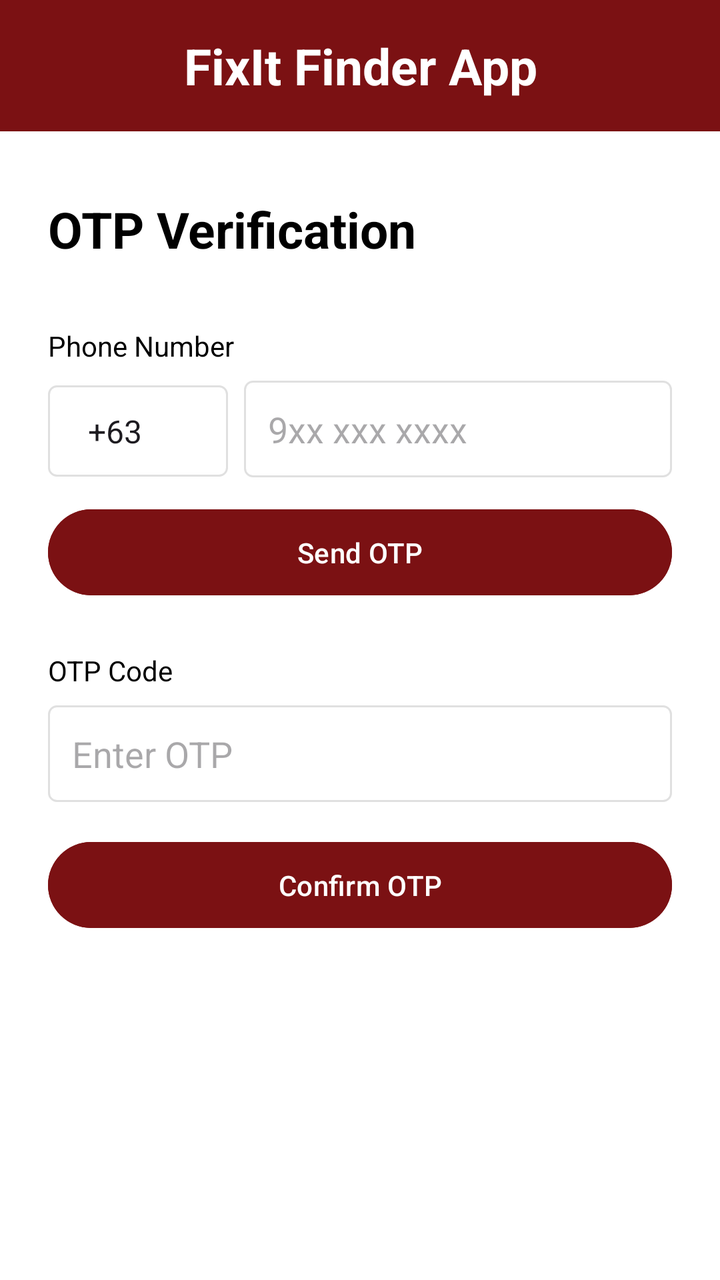
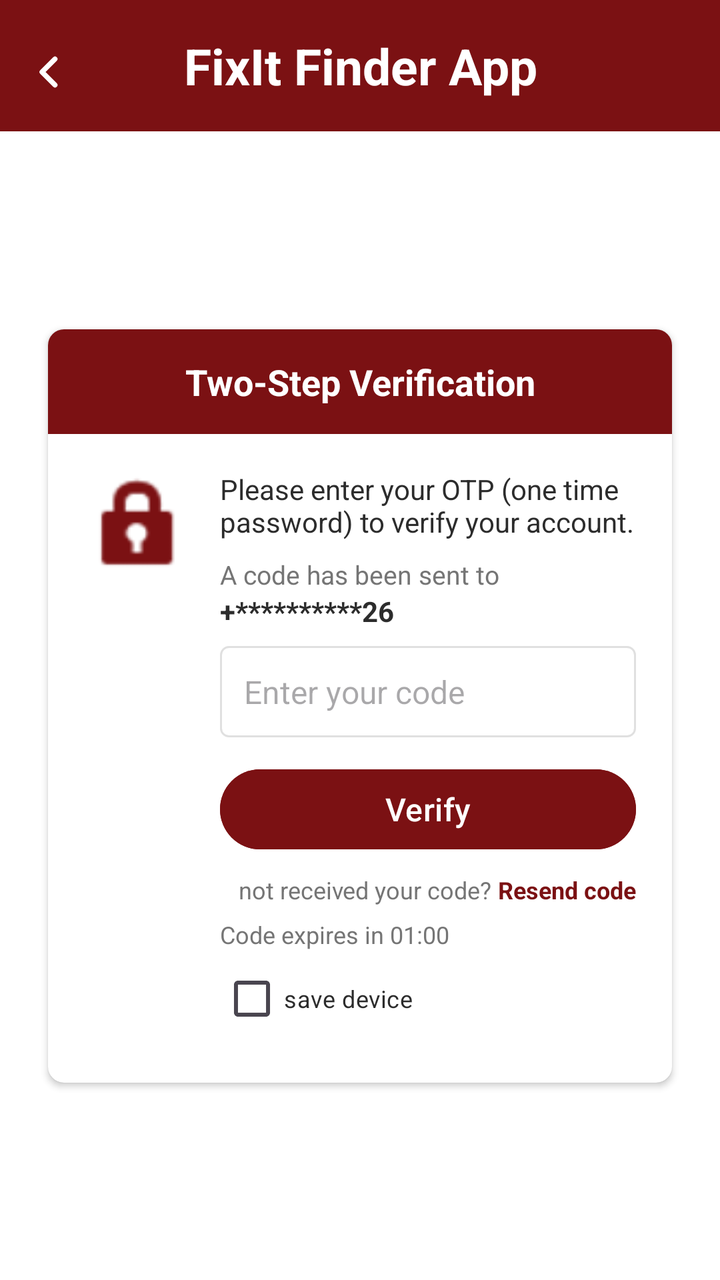

Before-and-after screenshots of an Android layout around one commit, followed by the original layout XML and the change that was made.
<!-- AndroidManifest.xml: application theme Theme.FixItFinderApp -->
<!-- res/layout/activity_otp.xml -->
<?xml version="1.0" encoding="utf-8"?>
<androidx.constraintlayout.widget.ConstraintLayout
    xmlns:android="http://schemas.android.com/apk/res/android"
    xmlns:app="http://schemas.android.com/apk/res-auto"
    android:layout_width="match_parent"
    android:layout_height="match_parent"
    android:background="@android:color/white">

    
    <TextView
        android:id="@+id/tvAppTitle"
        android:layout_width="match_parent"
        android:layout_height="wrap_content"
        android:text="FixIt Finder App"
        android:textSize="25sp"
        android:textStyle="bold"
        android:textColor="@color/white"
        android:background="@color/color_primary"
        android:padding="16dp"
        android:gravity="center"
        app:layout_constraintTop_toTopOf="parent"
        app:layout_constraintStart_toStartOf="parent"
        app:layout_constraintEnd_toEndOf="parent" />

    <TextView
        android:id="@+id/tvPageTitle"
        android:layout_width="wrap_content"
        android:layout_height="wrap_content"
        android:text="OTP Verification"
        android:textSize="25sp"
        android:textStyle="bold"
        android:textColor="@android:color/black"
        android:layout_marginTop="32dp"
        android:layout_marginStart="24dp"
        app:layout_constraintTop_toBottomOf="@+id/tvAppTitle"
        app:layout_constraintStart_toStartOf="parent" />

    <TextView
        android:id="@+id/tvPhoneLabel"
        android:layout_width="wrap_content"
        android:layout_height="wrap_content"
        android:text="Phone Number"
        android:textSize="14sp"
        android:textColor="@android:color/black"
        android:layout_marginTop="32dp"
        android:layout_marginStart="24dp"
        app:layout_constraintTop_toBottomOf="@+id/tvPageTitle"
        app:layout_constraintStart_toStartOf="parent" />

    <LinearLayout
        android:id="@+id/phoneContainer"
        android:layout_width="0dp"
        android:layout_height="wrap_content"
        android:layout_marginTop="8dp"
        android:layout_marginStart="24dp"
        android:layout_marginEnd="24dp"
        android:orientation="horizontal"
        app:layout_constraintTop_toBottomOf="@+id/tvPhoneLabel"
        app:layout_constraintStart_toStartOf="parent"
        app:layout_constraintEnd_toEndOf="parent">

        <Spinner
            android:id="@+id/spinnerCountryCode"
            android:layout_width="90dp"
            android:layout_height="wrap_content"
            android:background="@drawable/edittext_background"
            android:entries="@array/country_codes"
            android:padding="12dp" />

        <EditText
            android:id="@+id/edtPhone"
            android:layout_width="0dp"
            android:layout_height="wrap_content"
            android:layout_marginStart="8dp"
            android:layout_weight="1"
            android:hint="9xx xxx xxxx"
            android:inputType="phone"
            android:padding="12dp"
            android:background="@drawable/edittext_background" />
    </LinearLayout>

    <Button
        android:id="@+id/btnSendOtp"
        android:layout_width="0dp"
        android:layout_height="wrap_content"
        android:text="Send OTP"
        android:textColor="@color/white"
        android:backgroundTint="@color/color_primary"
        android:padding="12dp"
        android:layout_marginTop="12dp"
        android:layout_marginStart="24dp"
        android:layout_marginEnd="24dp"
        app:layout_constraintTop_toBottomOf="@+id/phoneContainer"
        app:layout_constraintStart_toStartOf="parent"
        app:layout_constraintEnd_toEndOf="parent" />

    <TextView
        android:id="@+id/tvOtpLabel"
        android:layout_width="wrap_content"
        android:layout_height="wrap_content"
        android:text="OTP Code"
        android:textSize="14sp"
        android:textColor="@android:color/black"
        android:layout_marginTop="24dp"
        android:layout_marginStart="24dp"
        app:layout_constraintTop_toBottomOf="@+id/btnSendOtp"
        app:layout_constraintStart_toStartOf="parent" />

    <EditText
        android:id="@+id/edtOtp"
        android:layout_width="0dp"
        android:layout_height="wrap_content"
        android:hint="Enter OTP"
        android:inputType="number"
        android:padding="12dp"
        android:background="@drawable/edittext_background"
        android:layout_marginTop="8dp"
        android:layout_marginStart="24dp"
        android:layout_marginEnd="24dp"
        app:layout_constraintTop_toBottomOf="@+id/tvOtpLabel"
        app:layout_constraintStart_toStartOf="parent"
        app:layout_constraintEnd_toEndOf="parent" />

    <Button
        android:id="@+id/btnVerifyOtp"
        android:layout_width="0dp"
        android:layout_height="wrap_content"
        android:text="Confirm OTP"
        android:textColor="@color/white"
        android:backgroundTint="@color/color_primary"
        android:padding="12dp"
        android:layout_marginTop="16dp"
        android:layout_marginStart="24dp"
        android:layout_marginEnd="24dp"
        app:layout_constraintTop_toBottomOf="@+id/edtOtp"
        app:layout_constraintStart_toStartOf="parent"
        app:layout_constraintEnd_toEndOf="parent" />

</androidx.constraintlayout.widget.ConstraintLayout>
<!-- resources referenced by this layout -->
<resources>
  <string-array name="country_codes">
          <item>+63</item>
      </string-array>
  <color name="color_primary">#7B1113</color>
  <color name="white">#FFFFFFFF</color>
  <!-- drawable edittext_background (drawable) -->
  <?xml version="1.0" encoding="utf-8"?>
  <shape xmlns:android="http://schemas.android.com/apk/res/android"
      android:shape="rectangle">
      <solid android:color="@android:color/white" />
      <stroke
          android:width="1dp"
          android:color="#E0E0E0" />
      <corners android:radius="4dp" />
  </shape>
  <style name="Theme.FixItFinderApp" parent="Base.Theme.FixItFinderApp" />
  <style name="Base.Theme.FixItFinderApp" parent="Theme.Material3.DayNight.NoActionBar">
          <item name="colorPrimary">@color/color_primary</item>
          <item name="colorSecondary">@color/color_secondary</item>
          <item name="colorSurface">@color/color_background</item>
          <item name="colorOnSurface">@color/color_text_dark</item>
          <item name="colorPrimaryContainer">@color/color_primary</item>
          <item name="colorOnPrimary">@color/color_background</item>
      </style>
  <color name="color_secondary">#825037</color>
  <color name="color_background">#FFFFFF</color>
  <color name="color_text_dark">#2C2C2C</color>
</resources>

<!-- the commit's change to res/layout/activity_otp.xml (unified diff, before → after) -->
@@ -6,7 +6,6 @@
     android:layout_height="match_parent"
     android:background="@android:color/white">
 
-    
     <TextView
         android:id="@+id/tvAppTitle"
         android:layout_width="match_parent"
@@ -22,118 +21,161 @@
         app:layout_constraintStart_toStartOf="parent"
         app:layout_constraintEnd_toEndOf="parent" />
 
-    <TextView
-        android:id="@+id/tvPageTitle"
-        android:layout_width="wrap_content"
-        android:layout_height="wrap_content"
-        android:text="OTP Verification"
-        android:textSize="25sp"
-        android:textStyle="bold"
-        android:textColor="@android:color/black"
-        android:layout_marginTop="32dp"
-        android:layout_marginStart="24dp"
-        app:layout_constraintTop_toBottomOf="@+id/tvAppTitle"
+    <ImageButton
+        android:id="@+id/btnBack"
+        android:layout_width="@dimen/back_btn_width"
+        android:layout_height="@dimen/back_btn_height"
+        android:layout_marginStart="12dp"
+        android:layout_marginTop="12dp"
+        android:background="@android:color/transparent"
+        android:contentDescription="Back"
+        android:src="@drawable/ic_back_chevron"
+        android:tint="@color/white"
+        app:layout_constraintTop_toTopOf="parent"
         app:layout_constraintStart_toStartOf="parent" />
 
-    <TextView
-        android:id="@+id/tvPhoneLabel"
-        android:layout_width="wrap_content"
-        android:layout_height="wrap_content"
-        android:text="Phone Number"
-        android:textSize="14sp"
-        android:textColor="@android:color/black"
-        android:layout_marginTop="32dp"
-        android:layout_marginStart="24dp"
-        app:layout_constraintTop_toBottomOf="@+id/tvPageTitle"
-        app:layout_constraintStart_toStartOf="parent" />
-
-    <LinearLayout
-        android:id="@+id/phoneContainer"
+    <androidx.cardview.widget.CardView
+        android:id="@+id/cardOtp"
         android:layout_width="0dp"
         android:layout_height="wrap_content"
-        android:layout_marginTop="8dp"
-        android:layout_marginStart="24dp"
-        android:layout_marginEnd="24dp"
-        android:orientation="horizontal"
-        app:layout_constraintTop_toBottomOf="@+id/tvPhoneLabel"
+        android:layout_margin="24dp"
+        app:cardCornerRadius="8dp"
+        app:cardElevation="2dp"
+        app:layout_constraintTop_toBottomOf="@+id/tvAppTitle"
+        app:layout_constraintBottom_toBottomOf="parent"
         app:layout_constraintStart_toStartOf="parent"
-        app:layout_constraintEnd_toEndOf="parent">
+        app:layout_constraintEnd_toEndOf="parent"
+        app:layout_constraintVertical_bias="0.5">
 
-        <Spinner
-            android:id="@+id/spinnerCountryCode"
-            android:layout_width="90dp"
+        <LinearLayout
+            android:layout_width="match_parent"
             android:layout_height="wrap_content"
-            android:background="@drawable/edittext_background"
-            android:entries="@array/country_codes"
-            android:padding="12dp" />
+            android:orientation="vertical">
 
-        <EditText
-            android:id="@+id/edtPhone"
-            android:layout_width="0dp"
-            android:layout_height="wrap_content"
-            android:layout_marginStart="8dp"
-            android:layout_weight="1"
-            android:hint="9xx xxx xxxx"
-            android:inputType="phone"
-            android:padding="12dp"
-            android:background="@drawable/edittext_background" />
-    </LinearLayout>
+            <TextView
+                android:id="@+id/tvTwoStepTitle"
+                android:layout_width="match_parent"
+                android:layout_height="wrap_content"
+                android:text="Two-Step Verification"
+                android:textColor="@color/white"
+                android:textStyle="bold"
+                android:textSize="18sp"
+                android:gravity="center"
+                android:background="@color/color_primary"
+                android:padding="14dp" />
 
-    <Button
-        android:id="@+id/btnSendOtp"
-        android:layout_width="0dp"
-        android:layout_height="wrap_content"
-        android:text="Send OTP"
-        android:textColor="@color/white"
-        android:backgroundTint="@color/color_primary"
-        android:padding="12dp"
-        android:layout_marginTop="12dp"
-        android:layout_marginStart="24dp"
-        android:layout_marginEnd="24dp"
-        app:layout_constraintTop_toBottomOf="@+id/phoneContainer"
-        app:layout_constraintStart_toStartOf="parent"
-        app:layout_constraintEnd_toEndOf="parent" />
+            <LinearLayout
+                android:layout_width="match_parent"
+                android:layout_height="wrap_content"
+                android:orientation="horizontal"
+                android:padding="18dp">
 
-    <TextView
-        android:id="@+id/tvOtpLabel"
-        android:layout_width="wrap_content"
-        android:layout_height="wrap_content"
-        android:text="OTP Code"
-        android:textSize="14sp"
-        android:textColor="@android:color/black"
-        android:layout_marginTop="24dp"
-        android:layout_marginStart="24dp"
-        app:layout_constraintTop_toBottomOf="@+id/btnSendOtp"
-        app:layout_constraintStart_toStartOf="parent" />
+                <ImageView
+                    android:id="@+id/ivOtpIcon"
+                    android:layout_width="56dp"
+                    android:layout_height="56dp"
+                    android:src="@android:drawable/ic_lock_idle_lock"
+                    android:tint="@color/color_primary"
+                    android:contentDescription="OTP" />
 
-    <EditText
-        android:id="@+id/edtOtp"
-        android:layout_width="0dp"
-        android:layout_height="wrap_content"
-        android:hint="Enter OTP"
-        android:inputType="number"
-        android:padding="12dp"
-        android:background="@drawable/edittext_background"
-        android:layout_marginTop="8dp"
-        android:layout_marginStart="24dp"
-        android:layout_marginEnd="24dp"
-        app:layout_constraintTop_toBottomOf="@+id/tvOtpLabel"
-        app:layout_constraintStart_toStartOf="parent"
-        app:layout_constraintEnd_toEndOf="parent" />
+                <LinearLayout
+                    android:layout_width="0dp"
+                    android:layout_height="wrap_content"
+                    android:layout_weight="1"
+                    android:layout_marginStart="12dp"
+                    android:orientation="vertical">
 
-    <Button
-        android:id="@+id/btnVerifyOtp"
-        android:layout_width="0dp"
-        android:layout_height="wrap_content"
-        android:text="Confirm OTP"
-        android:textColor="@color/white"
-        android:backgroundTint="@color/color_primary"
-        android:padding="12dp"
-        android:layout_marginTop="16dp"
-        android:layout_marginStart="24dp"
-        android:layout_marginEnd="24dp"
-        app:layout_constraintTop_toBottomOf="@+id/edtOtp"
-        app:layout_constraintStart_toStartOf="parent"
-        app:layout_constraintEnd_toEndOf="parent" />
+                    <TextView
+                        android:id="@+id/tvOtpInstructions"
+                        android:layout_width="wrap_content"
+                        android:layout_height="wrap_content"
+                        android:text="Please enter your OTP (one time password) to verify your account."
+                        android:textSize="14sp"
+                        android:textColor="@color/color_text_dark" />
+
+                    <TextView
+                        android:id="@+id/tvOtpSentTo"
+                        android:layout_width="wrap_content"
+                        android:layout_height="wrap_content"
+                        android:layout_marginTop="8dp"
+                        android:text="A code has been sent to"
+                        android:textSize="13sp"
+                        android:textColor="@color/text_gray" />
+
+                    <TextView
+                        android:id="@+id/tvMaskedPhone"
+                        android:layout_width="wrap_content"
+                        android:layout_height="wrap_content"
+                        android:text="+**********26"
+                        android:textStyle="bold"
+                        android:textSize="14sp"
+                        android:textColor="@color/color_text_dark" />
+
+                    <EditText
+                        android:id="@+id/edtOtp"
+                        android:layout_width="match_parent"
+                        android:layout_height="wrap_content"
+                        android:layout_marginTop="8dp"
+                        android:hint="Enter your code"
+                        android:inputType="number"
+                        android:textSize="16sp"
+                        android:padding="12dp"
+                        android:background="@drawable/edittext_background" />
+
+                    <Button
+                        android:id="@+id/btnVerifyOtp"
+                        android:layout_width="match_parent"
+                        android:layout_height="wrap_content"
+                        android:layout_marginTop="12dp"
+                        android:text="Verify"
+                        android:textSize="16sp"
+                        android:textColor="@color/white"
+                        android:backgroundTint="@color/color_primary" />
+
+                    <LinearLayout
+                        android:layout_width="match_parent"
+                        android:layout_height="wrap_content"
+                        android:layout_marginTop="8dp"
+                        android:orientation="horizontal"
+                        android:gravity="center_vertical|end">
+
+                        <TextView
+                            android:id="@+id/tvResendLabel"
+                            android:layout_width="wrap_content"
+                            android:layout_height="wrap_content"
+                            android:text="not received your code? "
+                            android:textSize="12sp"
+                            android:textColor="@color/text_gray" />
+
+                        <TextView
+                            android:id="@+id/tvResend"
+                            android:layout_width="wrap_content"
+                            android:layout_height="wrap_content"
+                            android:text="Resend code"
+                            android:textStyle="bold"
+                            android:textSize="12sp"
+                            android:textColor="@color/color_primary" />
+                    </LinearLayout>
+
+                    <TextView
+                        android:id="@+id/tvOtpStatus"
+                        android:layout_width="wrap_content"
+                        android:layout_height="wrap_content"
+                        android:layout_marginTop="6dp"
+                        android:text="Code expires in 01:00"
+                        android:textSize="12sp"
+                        android:textColor="@color/text_gray" />
+
+                    <CheckBox
+                        android:id="@+id/cbSaveDevice"
+                        android:layout_width="wrap_content"
+                        android:layout_height="wrap_content"
+                        android:text="save device"
+                        android:textSize="12sp"
+                        android:textColor="@color/color_text_dark" />
+                </LinearLayout>
+            </LinearLayout>
+        </LinearLayout>
+    </androidx.cardview.widget.CardView>
 
 </androidx.constraintlayout.widget.ConstraintLayout>
<!-- resource entries referenced after the edit -->
@@ -1,10 +1,9 @@
 <!-- resources referenced by this layout -->
 <resources>
-  <string-array name="country_codes">
-          <item>+63</item>
-      </string-array>
   <color name="color_primary">#7B1113</color>
   <color name="white">#FFFFFFFF</color>
+  <dimen name="back_btn_height">48dp</dimen>
+  <dimen name="back_btn_width">24dp</dimen>
   <!-- drawable edittext_background (drawable) -->
   <?xml version="1.0" encoding="utf-8"?>
   <shape xmlns:android="http://schemas.android.com/apk/res/android"
@@ -15,6 +14,21 @@
           android:color="#E0E0E0" />
       <corners android:radius="4dp" />
   </shape>
+  <!-- drawable ic_back_chevron (drawable) -->
+  <?xml version="1.0" encoding="utf-8"?>
+  <vector xmlns:android="http://schemas.android.com/apk/res/android"
+      android:width="24dp"
+      android:height="24dp"
+      android:viewportWidth="24"
+      android:viewportHeight="24">
+      <path
+          android:fillColor="@android:color/transparent"
+          android:strokeColor="#000000"
+          android:strokeWidth="2.5"
+          android:strokeLineCap="round"
+          android:strokeLineJoin="round"
+          android:pathData="M15.5,5.5 L9,12 L15.5,18.5" />
+  </vector>
   <style name="Theme.FixItFinderApp" parent="Base.Theme.FixItFinderApp" />
   <style name="Base.Theme.FixItFinderApp" parent="Theme.Material3.DayNight.NoActionBar">
           <item name="colorPrimary">@color/color_primary</item>
@@ -27,5 +41,6 @@
   <color name="color_secondary">#825037</color>
   <color name="color_background">#FFFFFF</color>
   <color name="color_text_dark">#2C2C2C</color>
+  <color name="text_gray">#757575</color>
 </resources>
 
